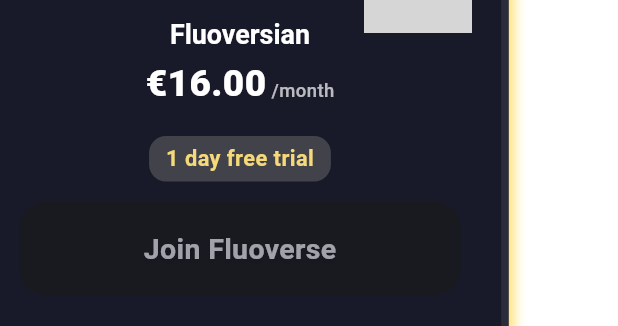
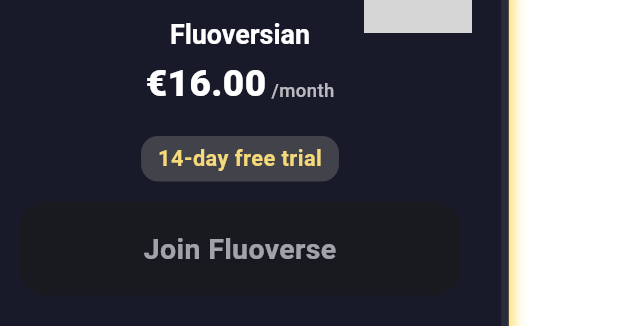
Before and after one commit to langverseadmin/Fluoverse-Landing-Page, a Flutter app: the _SaasPricingCard widget shown alone on an empty page, opened directly with sample values from the repository, on a phone screen of 412 x 824 dp. Shown: the top 326 px of the screen. Run offline on Flutter 3.47's test engine with Material 3 defaults, Android fonts, the phone set to English and light mode, and no system bars; our stand-ins replace confetti, flutter_animate, flutter_markdown, go_router, lottie, lucide_icons and 1 more; missing offline and left inert: dart:html; accounts and stored records are empty; grey boxes are pictures that could not be loaded.

Commit message:
14 day trial

```diff
--- a/lib/website/screens/pricing_v2.dart
+++ b/lib/website/screens/pricing_v2.dart
@@ -1303,7 +1303,7 @@ class _SaasPricingCard extends StatelessWidget {
                                   borderRadius: BorderRadius.circular(10),
                                 ),
                                 child: Text(
-                                  '1 day free trial',
+                                  '14-day free trial',
                                   style: TextStyle(
                                     color: accentColor,
                                     fontWeight: FontWeight.bold,
--- a/lib/website/widgets/pricing_widgets.dart
+++ b/lib/website/widgets/pricing_widgets.dart
@@ -1653,7 +1653,7 @@ class FinalCtaSection extends StatelessWidget {
                 Icon(LucideIcons.shieldCheck, color: const Color(0xFF00FFB2), size: width < 600 ? width * 0.045 : 18),
                 SizedBox(width: width < 600 ? width * 0.02 : 8),
                 Text(
-                  '7 - day free trial included',
+                  '14-day free trial included',
                   style: TextStyle(
                     color: Colors.white.withOpacity(0.80),
                     fontWeight: FontWeight.w500,
```
